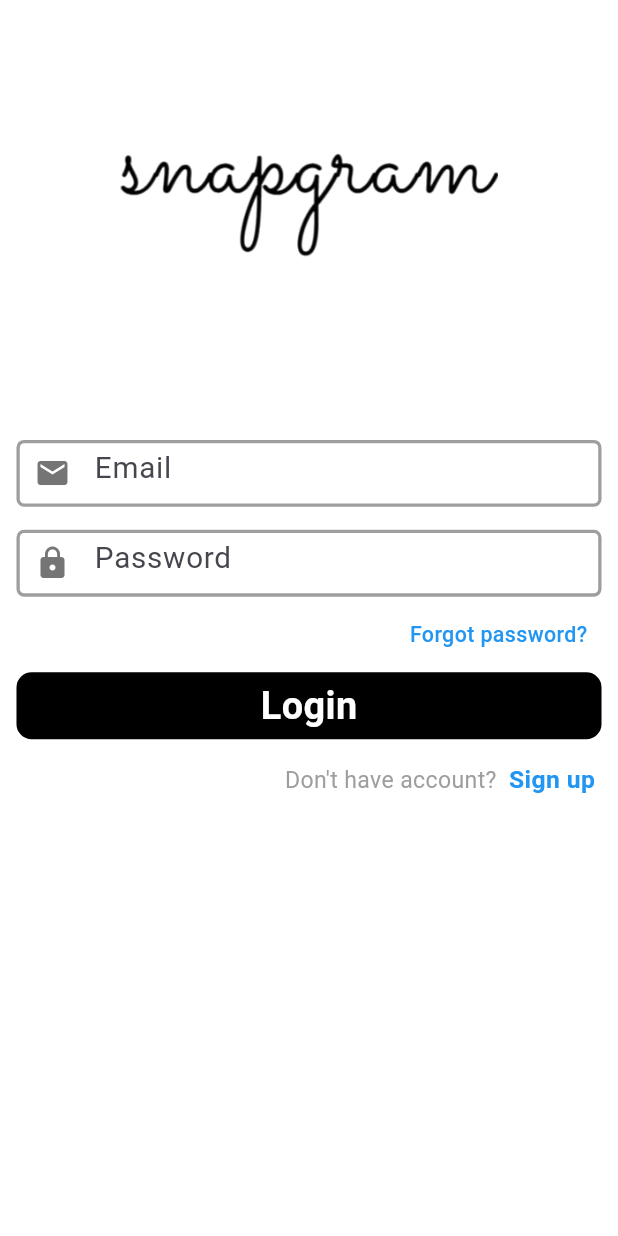
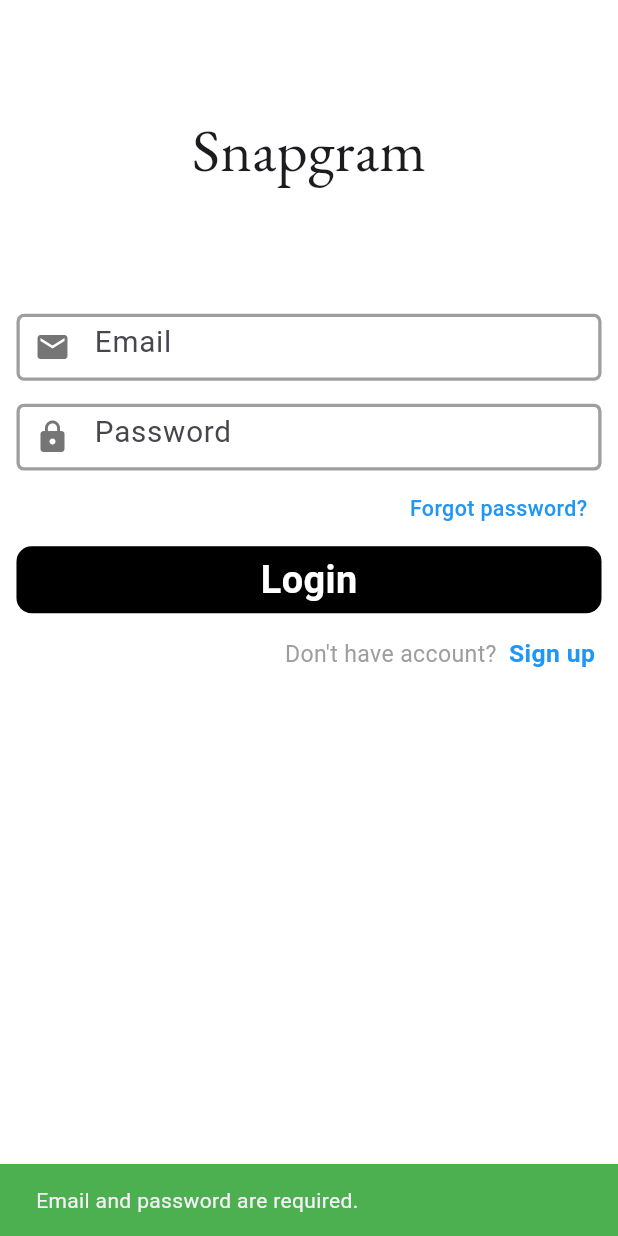
Before and after one commit to malayaranjanbehera/socialmedia, a Flutter app: the screen it shows after launch, after a tap on "Login", on a phone screen of 412 x 824 dp. Run offline on Flutter 3.47's test engine with Material 3 defaults, Android fonts, the phone set to English and light mode, and no system bars; our stand-ins replace cached_network_image, cloud_firestore, date_format, file_picker, firebase_auth, firebase_core and 5 more; accounts and stored records are empty.

```diff
--- a/lib/main.dart
+++ b/lib/main.dart
@@ -3,6 +3,7 @@ import 'package:flutter/material.dart';
 import 'package:flutter_screenutil/flutter_screenutil.dart';
 import 'package:instagram/auth/auth_screen.dart';
 import 'package:instagram/firebase_options.dart';
+import 'package:instagram/screen/stay_login_page.dart';
 
 void main() async {
   WidgetsFlutterBinding.ensureInitialized();
@@ -17,7 +18,7 @@ class MyApp extends StatelessWidget {
   Widget build(BuildContext context) {
     return const MaterialApp(
       debugShowCheckedModeBanner: false,
-      home: ScreenUtilInit(designSize: Size(375, 812), child: AuthScreen()),
+      home: ScreenUtilInit(designSize: Size(375, 812), child: StayLoginPage()),
     );
   }
 }
--- a/lib/screen/login_screen.dart
+++ b/lib/screen/login_screen.dart
@@ -3,6 +3,8 @@ import 'package:flutter_screenutil/flutter_screenutil.dart';
 import 'package:instagram/data/firebase_service/firebase_auth.dart';
 import 'package:instagram/screen/home.dart';
 import 'package:instagram/widgets/navigation.dart';
+
+import '../util/exeption.dart';
 
 class LoginScreen extends StatefulWidget {
   final VoidCallback show;
@@ -33,11 +35,15 @@ class _LoginScreenState extends State<LoginScreen> {
       body: SafeArea(
         child: Column(
           children: [
-            SizedBox(width: 96.w, height: 100.h),
+            SizedBox(width: 96.w, height: 70.h),
             Center(
-              child: Image.asset('images/snapgram.jpg',height: 70,),
+              child: Text("Snapgram", style: TextStyle(
+                  fontSize: 40,
+                  fontFamily: 'Malaya'
+
+              ),),
             ),
-            SizedBox(height: 120.h),
+            SizedBox(height: 80.h),
             Textfild(email, email_F, 'Email', Icons.email),
             SizedBox(height: 15.h),
             Textfild(password, password_F, 'Password', Icons.lock),
@@ -86,10 +92,42 @@ class _LoginScreenState extends State<LoginScreen> {
       padding: EdgeInsets.symmetric(horizontal: 10.w),
       child: InkWell(
         onTap: () async {
-          await Authentication()
-              .Login(email: email.text, password: password.text);
-         Navigator.push(context, MaterialPageRoute(builder: (context)=> Navigations_Screen()));
+          if (email.text.isEmpty || password.text.isEmpty) {
+            ScaffoldMessenger.of(context).showSnackBar(
+              SnackBar(
+                content: Text("Email and password are required."),
+                backgroundColor: Colors.green,
+              ),
+            );
+            return;
+          }
+          try {
+            await Authentication().Login(
+              email: email.text,
+              password: password.text,
+            );
+
+            Navigator.pushReplacement(
+              context,
+              MaterialPageRoute(builder: (context) => Navigations_Screen()),
+            );
+          } on exceptions catch (e) {
+            ScaffoldMessenger.of(context).showSnackBar(
+              SnackBar(
+                content: Text(e.message),
+                backgroundColor: Colors.green,
+              ),
+            );
+          } catch (e) {
+            ScaffoldMessenger.of(context).showSnackBar(
+              SnackBar(
+                content: Text("Unexpected error occurred."),
+                backgroundColor: Colors.green,
+              ),
+            );
+          }
         },
+
         child: Container(
           alignment: Alignment.center,
           width: double.infinity,
--- /dev/null
+++ b/lib/screen/stay_login_page.dart
@@ -0,0 +1,22 @@
+import 'package:flutter/material.dart';
+import 'package:firebase_auth/firebase_auth.dart';
+import 'package:instagram/auth/auth_screen.dart';
+
+import '../widgets/navigation.dart';
+ // Or your login/signup screen
+
+class StayLoginPage extends StatelessWidget {
+  const StayLoginPage({super.key});
+
+  @override
+  Widget build(BuildContext context) {
+    final user = FirebaseAuth.instance.currentUser;
+
+    // If user is logged in, go to home
+    if (user != null) {
+      return Navigations_Screen();
+    } else {
+      return AuthScreen(); // or a combined login/signup page
+    }
+  }
+}
```
Also changed, not shown: lib/Ai_chat/ai_main_section.dart (+19 -7 lines), lib/screen/home.dart (+12 -3 lines), lib/screen/profile_screen.dart (+38 -36 lines), lib/screen/signup_screen.dart (+85 -33 lines), lib/widgets/delete_post_dialog.dart (added, +115 -0 lines), lib/widgets/dialog_box.dart (added, +112 -0 lines), lib/widgets/post_service.dart (added, +15 -0 lines), lib/widgets/post_widget.dart (+39 -33 lines), pubspec.yaml (+9 -8 lines), assets/fonts/Malaya.ttf (added), assets/fonts/Malayanew.ttf (added), assets/fonts/Tagesschrift-Regular.ttf (added), images/logout.jpg (added), images/message.jpg (added), 1 more files, 1 other file.
